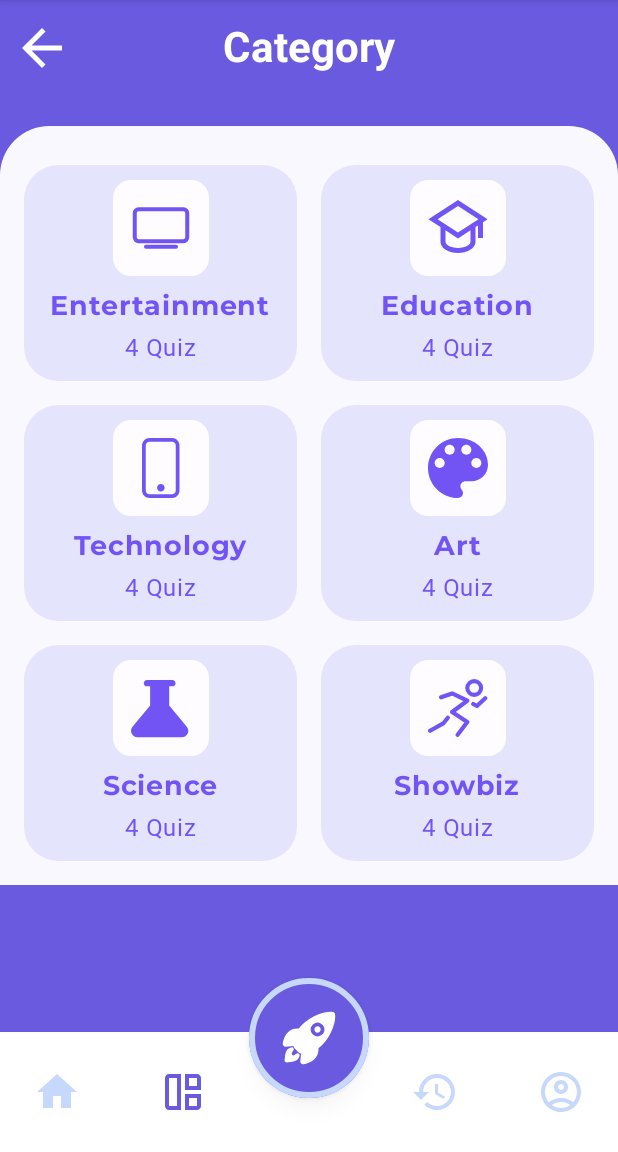
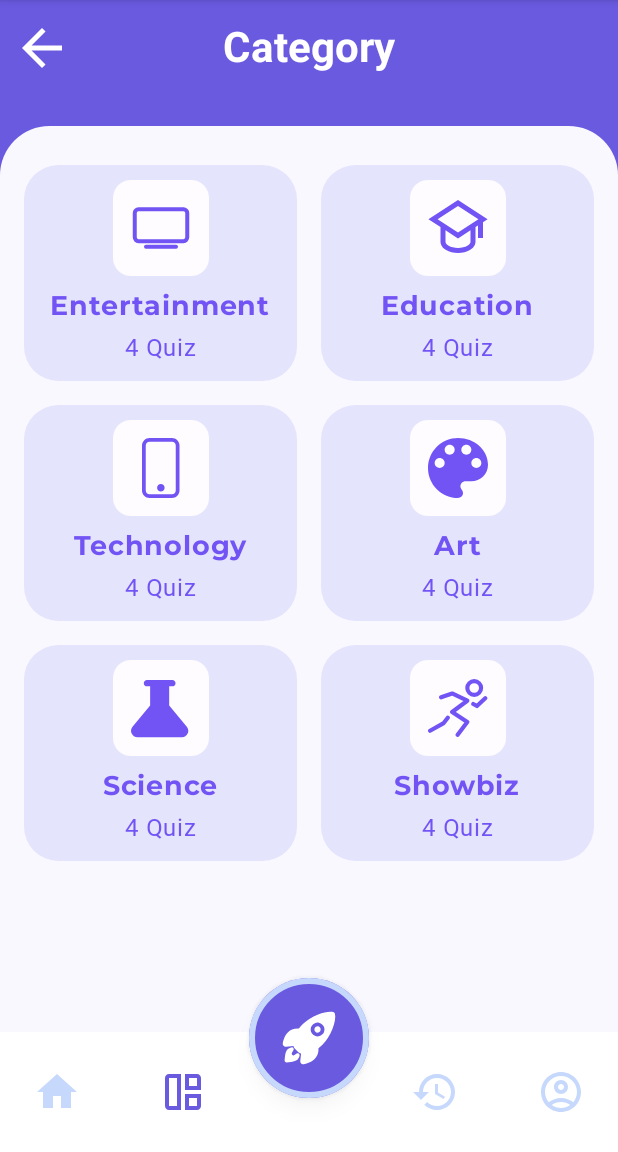
Before and after one commit to harijoshi07/Quizzle, an Android app built with Jetpack Compose: the screen it shows after launch (MainActivity), item 2 of the bottom bar chosen, on a phone screen of 412 x 824 dp, the part 84-1236 px from its top. Run offline under Robolectric (Android 15) with nearby library versions, the phone set to English and light mode, and no system bars; Roboto replaces fonts that are not available here.

Commit message:
refactor: update components to fill all vertical space

```diff
--- a/app/src/main/java/com/example/quizgame/ui/screen/category/CategoryScreen.kt
+++ b/app/src/main/java/com/example/quizgame/ui/screen/category/CategoryScreen.kt
@@ -36,6 +36,7 @@ fun CategoryScreen(navigateToQuiz: (String) -> Unit, modifier: Modifier=Modifier
 
     Surface(
         modifier = modifier
+            .fillMaxSize()
             .padding(top = 20.dp),
         //color = colorResource(id = R.color.white_background),
         shape = RoundedCornerShape(topStartPercent = 8, topEndPercent = 8)
--- a/app/src/main/java/com/example/quizgame/ui/screen/home/HomeScreen.kt
+++ b/app/src/main/java/com/example/quizgame/ui/screen/home/HomeScreen.kt
@@ -41,7 +41,7 @@ fun HomeScreen(
     navigateToCategory: () -> Unit,
 ) {
     Column(
-       modifier =  Modifier.padding(20.dp)
+       //modifier =  Modifier.padding(20.dp)
     ) {
         Column(Modifier.padding(20.dp)) {
             Spacer(modifier = Modifier.height(16.dp))
@@ -155,7 +155,8 @@ fun PopularList(
 
     Surface(
         color = colorResource(id = R.color.white_background),
-        shape = RoundedCornerShape(topStartPercent = 16, topEndPercent = 16)
+        shape = RoundedCornerShape(topStartPercent = 16, topEndPercent = 16),
+        modifier = Modifier.fillMaxSize()
     ) {
         Column(
             Modifier
```
